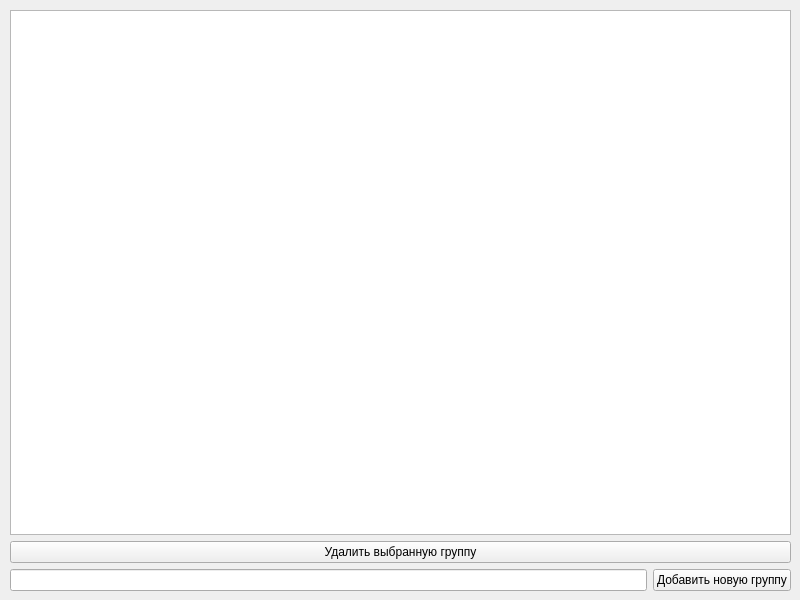
Above: group_design.ui from podlev/attendance before the change. Below: the same form after it.
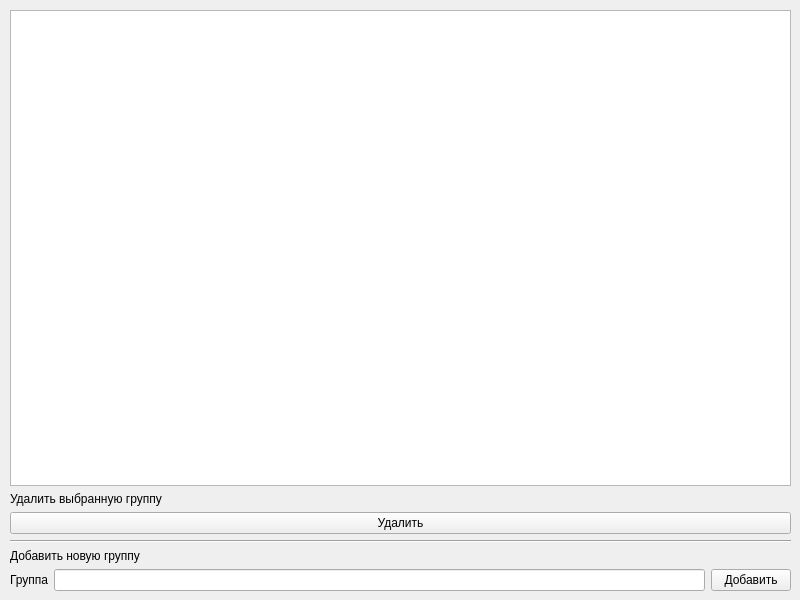
That is the form after the change.

Patch:
```diff
--- a/group_design.ui
+++ b/group_design.ui
@@ -27,23 +27,51 @@
      <widget class="QTableWidget" name="tableWidget"/>
     </item>
     <item>
-     <widget class="QPushButton" name="delete_button">
+     <widget class="QLabel" name="label">
       <property name="text">
        <string>Удалить выбранную группу</string>
       </property>
      </widget>
     </item>
+    <item>
+     <widget class="QPushButton" name="delete_button">
+      <property name="text">
+       <string>Удалить</string>
+      </property>
+     </widget>
+    </item>
+    <item>
+     <widget class="Line" name="line">
+      <property name="orientation">
+       <enum>Qt::Horizontal</enum>
+      </property>
+     </widget>
+    </item>
+    <item>
+     <widget class="QLabel" name="label_2">
+      <property name="text">
+       <string>Добавить новую группу</string>
+      </property>
+     </widget>
+    </item>
     <item>
      <layout class="QVBoxLayout" name="verticalLayout">
       <item>
        <layout class="QHBoxLayout" name="horizontalLayout">
+        <item>
+         <widget class="QLabel" name="label_3">
+          <property name="text">
+           <string>Группа</string>
+          </property>
+         </widget>
+        </item>
         <item>
          <widget class="QLineEdit" name="group_edit"/>
         </item>
         <item>
          <widget class="QPushButton" name="add_button">
           <property name="text">
-           <string>Добавить новую группу</string>
+           <string>Добавить</string>
           </property>
          </widget>
         </item>
```
